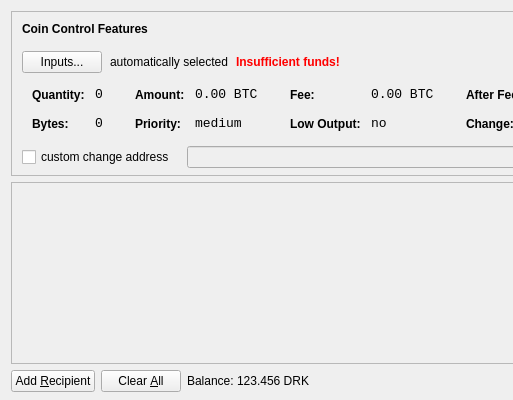
Qt form src/qt/forms/sendcoinsdialog.ui (arjunmsh/ozziecoin) before a commit; both pictures show x 0 to 513 and y 0 to 400 of the 850 by 400 pixel window.
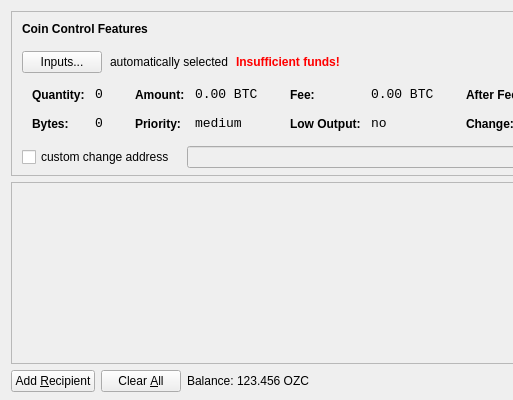
The same form after that commit. Icons and pictures are not drawn.

```diff
--- a/src/qt/forms/sendcoinsdialog.ui
+++ b/src/qt/forms/sendcoinsdialog.ui
@@ -720,7 +720,7 @@
           <cursorShape>IBeamCursor</cursorShape>
          </property>
          <property name="text">
-          <string>123.456 DRK</string>
+          <string>123.456 OZC</string>
          </property>
          <property name="textInteractionFlags">
           <set>Qt::LinksAccessibleByMouse|Qt::TextSelectableByKeyboard|Qt::TextSelectableByMouse</set>
```
